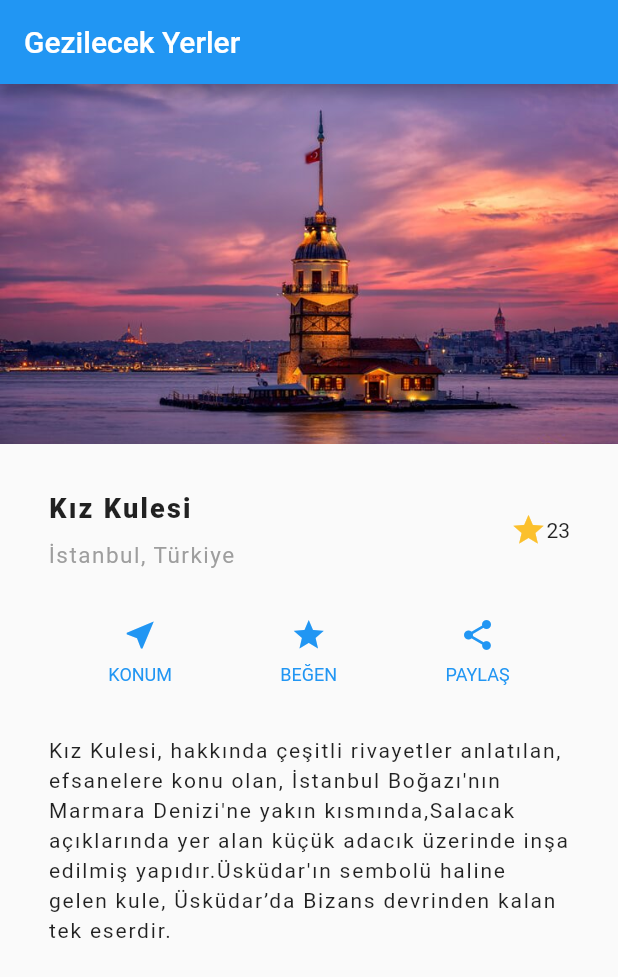
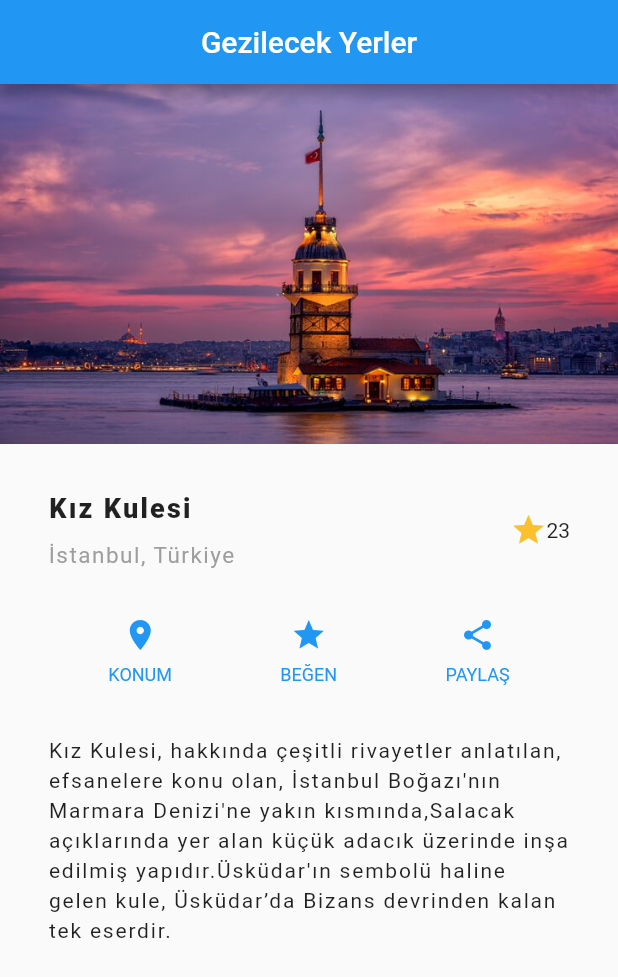
Before and after one commit to ahmetakyapi/Flutter-Place-Promotion-Card, a Flutter app: the screen it shows after launch, on a phone screen of 412 x 824 dp. Shown: the top 977 px of the screen. Run offline on Flutter 3.47's test engine with Material 2 defaults, Android fonts, the phone set to English and light mode, and no system bars.

Commit message:
Change the icon and title center.

```diff
--- a/lib/main.dart
+++ b/lib/main.dart
@@ -55,7 +55,7 @@ class MyApp extends StatelessWidget {
     Widget buttonSection = Row(
       mainAxisAlignment: MainAxisAlignment.spaceEvenly,
       children: [
-        _buildButtonColumn(color, Icons.near_me, 'KONUM'),
+        _buildButtonColumn(color, Icons.location_on, 'KONUM'),
         _buildButtonColumn(color, Icons.star, 'BEĞEN'),
         _buildButtonColumn(color, Icons.share, 'PAYLAŞ'),
       ],
@@ -79,7 +79,7 @@ class MyApp extends StatelessWidget {
       title: 'Gezilecek Yerler',
       home: Scaffold(
         appBar: AppBar(
-          title: const Text('Gezilecek Yerler'),
+          title: Center(child: const Text('Gezilecek Yerler')),
         ),
         body: ListView(
           children: [
```
